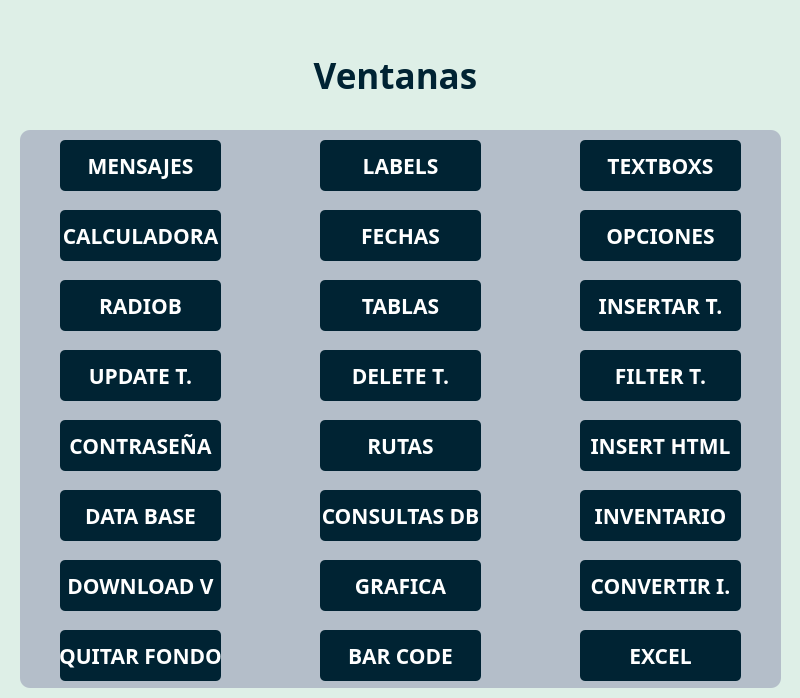
Above: interfaz/MainWindow.ui from eldaniell01/windows_python before the change. Below: the same form after it.
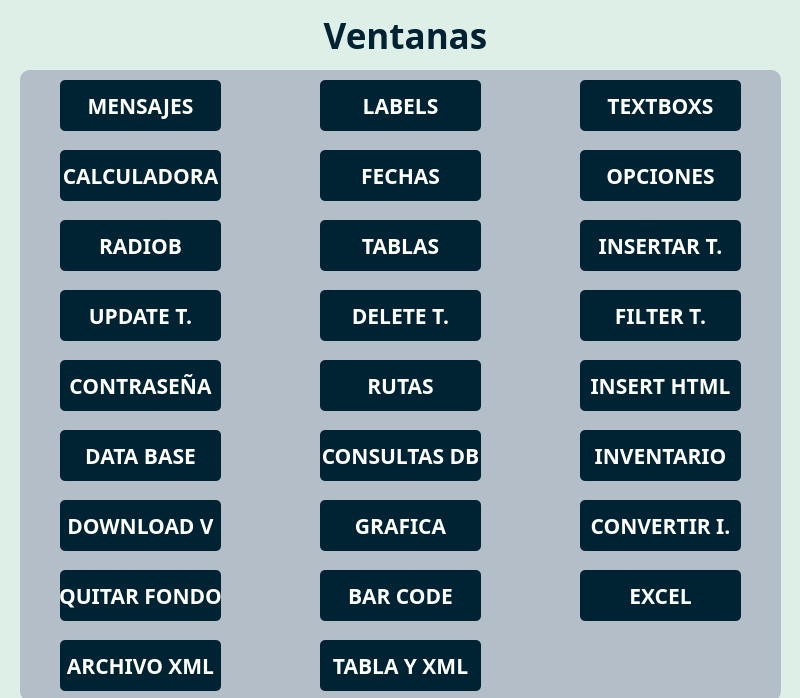
That is the form after the change.

Patch:
```diff
--- a/interfaz/MainWindow.ui
+++ b/interfaz/MainWindow.ui
@@ -31,8 +31,8 @@
   <widget class="QLabel" name="label">
    <property name="geometry">
     <rect>
-     <x>310</x>
-     <y>50</y>
+     <x>320</x>
+     <y>10</y>
      <width>171</width>
      <height>51</height>
     </rect>
@@ -56,21 +56,21 @@
    <property name="geometry">
     <rect>
      <x>20</x>
-     <y>130</y>
+     <y>70</y>
      <width>761</width>
-     <height>558</height>
+     <height>631</height>
     </rect>
    </property>
    <property name="minimumSize">
     <size>
      <width>761</width>
-     <height>441</height>
+     <height>500</height>
     </size>
    </property>
    <property name="maximumSize">
     <size>
      <width>761</width>
-     <height>558</height>
+     <height>800</height>
     </size>
    </property>
    <property name="focusPolicy">
@@ -830,6 +830,68 @@
      <string>EXCEL</string>
     </property>
    </widget>
+   <widget class="QPushButton" name="btnxml">
+    <property name="geometry">
+     <rect>
+      <x>40</x>
+      <y>570</y>
+      <width>161</width>
+      <height>51</height>
+     </rect>
+    </property>
+    <property name="font">
+     <font>
+      <family>Hack Nerd Font Mono</family>
+      <pointsize>16</pointsize>
+      <bold>true</bold>
+     </font>
+    </property>
+    <property name="cursor">
+     <cursorShape>PointingHandCursor</cursorShape>
+    </property>
+    <property name="mouseTracking">
+     <bool>false</bool>
+    </property>
+    <property name="styleSheet">
+     <string notr="true">background-color: rgb(0, 35, 51);
+border-radius: 5px;
+color: rgb(255, 255, 255);</string>
+    </property>
+    <property name="text">
+     <string>ARCHIVO XML</string>
+    </property>
+   </widget>
+   <widget class="QPushButton" name="btntxml">
+    <property name="geometry">
+     <rect>
+      <x>300</x>
+      <y>570</y>
+      <width>161</width>
+      <height>51</height>
+     </rect>
+    </property>
+    <property name="font">
+     <font>
+      <family>Hack Nerd Font Mono</family>
+      <pointsize>16</pointsize>
+      <bold>true</bold>
+     </font>
+    </property>
+    <property name="cursor">
+     <cursorShape>PointingHandCursor</cursorShape>
+    </property>
+    <property name="mouseTracking">
+     <bool>false</bool>
+    </property>
+    <property name="styleSheet">
+     <string notr="true">background-color: rgb(0, 35, 51);
+border-radius: 5px;
+color: rgb(255, 255, 255);</string>
+    </property>
+    <property name="text">
+     <string>TABLA Y XML</string>
+    </property>
+   </widget>
   </widget>
  </widget>
  <resources/>
```
